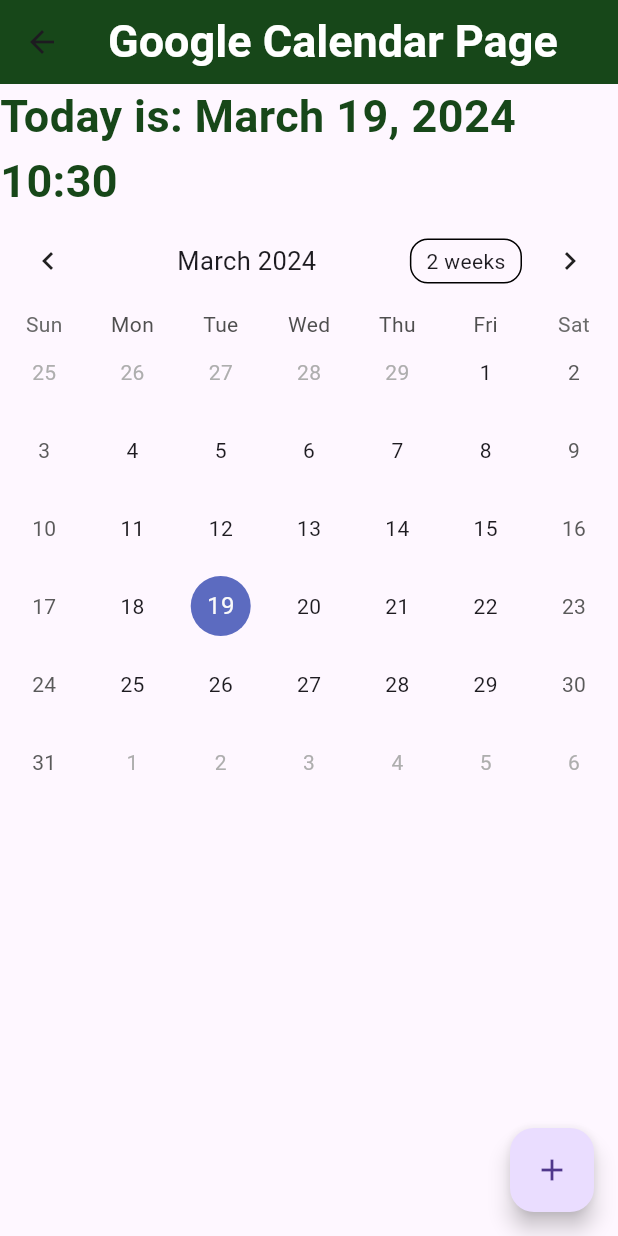
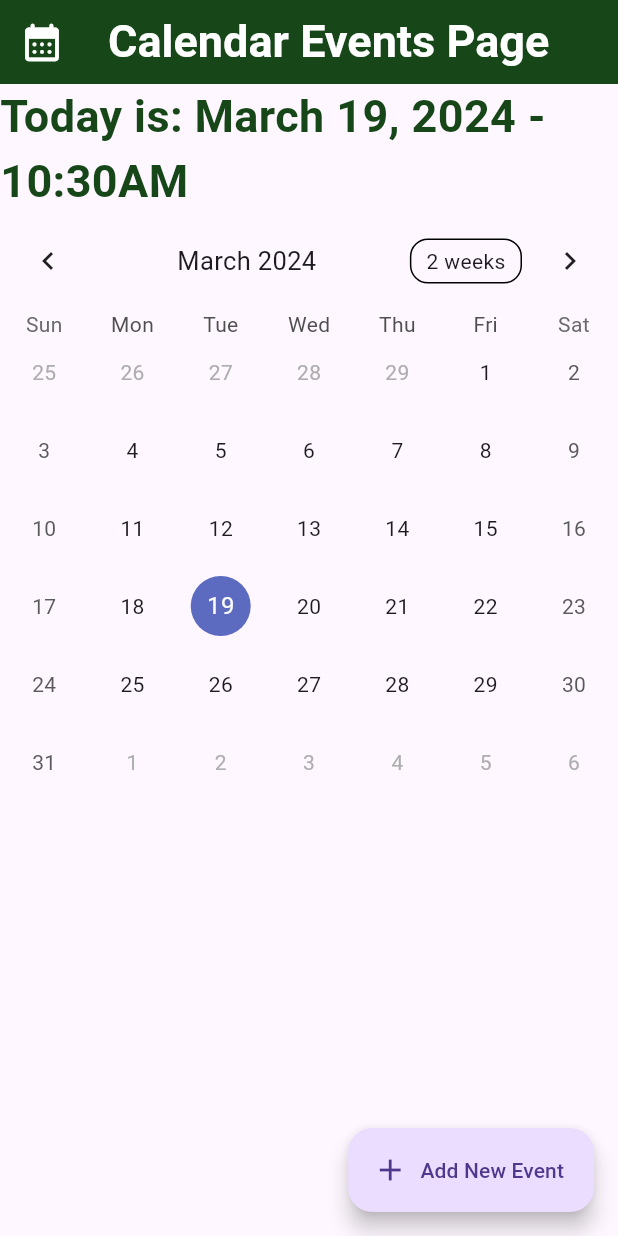
Before and after one commit to mroxas29/gsts, a Flutter app: the Calendar screen opened directly, on a phone screen of 412 x 824 dp. Run offline on Flutter 3.47's test engine with Material 3 defaults, Android fonts, the phone set to English and light mode, and no system bars; drawn by our look-alikes of table_calendar; our stand-ins replace cloud_firestore, file_picker, firebase_auth, firebase_core, flutter_typeahead, google_sign_in and 2 more; missing offline and left inert: dart:html, googleapis, open_document, side_navigation; accounts and stored records are empty; Roboto replaces fonts that are missing (Outfit).

Commit message:
Calendar UI Tweaks

```diff
--- a/lib/ui/calendar.dart
+++ b/lib/ui/calendar.dart
@@ -31,7 +31,7 @@
   TimeOfDay? pickedStartTime;
   TimeOfDay? pickedEndTime;
   String currentDate =
-      "Today is: ${DateFormat('MMMM').format(today)} ${today.day}, ${today.year} ${today.hour}:${today.minute}";
+      "Today is: ${DateFormat('MMMM').format(today)} ${today.day}, ${today.year} - ${DateFormat("h:mma").format(today)}";
 
   EventTypeRadio? _eventtype = EventTypeRadio.online;
 
@@ -45,9 +45,16 @@
       appBar: AppBar(
 
         // PAGE HEADER
+        leading:
+          Icon(
+            Icons.calendar_month_rounded,
+            size: 30,
+            color: Colors.white
+          ),
+
         title:
           Text(
-            'Google Calendar Page',
+            'Calendar Events Page',
             style: TextStyle(
               fontFamily: 'Outfit',
               fontSize: 30,
@@ -98,7 +105,7 @@
       // https://www.youtube.com/watch?v=HQ_ytw58tC4 (Flutter Basics)
       // https://www.youtube.com/watch?v=ASCs_g8RJ9s&ab_channel=AIwithFlutter (Add Event to Calendar)
       // https://m2.material.io/components/time-pickers/flutter#mobile-time-input-pickers (Time Picker)
-      floatingActionButton: FloatingActionButton(
+      floatingActionButton: FloatingActionButton.extended(
         onPressed: () {
           showDialog(
             context: context,
@@ -245,8 +252,11 @@
             }
           );
         },
-        child: Icon(Icons.add),
+
+        icon: Icon(Icons.add),
+        label: Text("Add New Event"),
       ),
+
       // OLD CODE @ 48
       //    Navigator.push(
       //      context,
```
